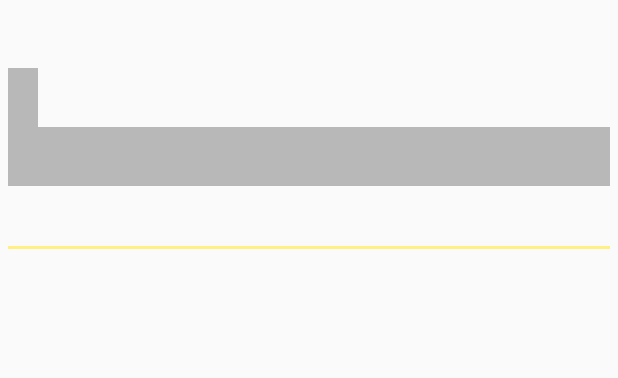
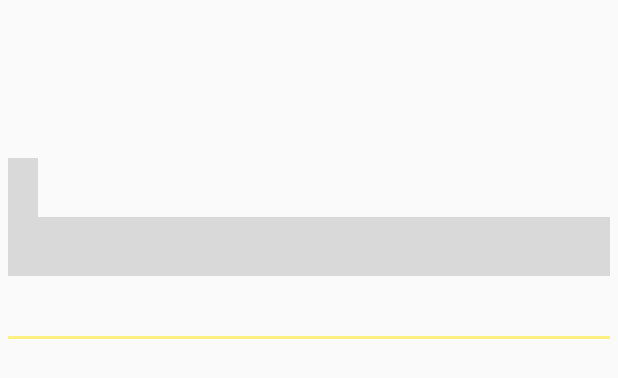
Before and after one commit to k-sae/MovieApp, an Android app: the layout movie_review.xml on its own in the app's theme, with its tools: preview values and no code run, on a phone screen of 412 x 824 dp. Shown: the top 378 px of the screen. Run offline under Robolectric (Android 15) with nearby library versions, the phone set to English and light mode, and no system bars.

Commit message:
remove some unnecessary code from older commits

```diff
--- a/app/src/main/java/com/example/kemo/movieapp/DetailsActivityFragment.java
+++ b/app/src/main/java/com/example/kemo/movieapp/DetailsActivityFragment.java
@@ -34,14 +34,12 @@ public class DetailsActivityFragment extends Fragment {
 
         View view = inflater.inflate(R.layout.fragment_details, container, false);
         //get the movie View
-        View movieDetailsView = inflater.inflate(R.layout.movie_details, container, false);
-//        movieDetailsView = setLayout(movieDetailsView,container);
         //initialize arrayList
         ArrayList<Object> objects = new ArrayList<>();
         //add movie to this arrayList
         objects.add(movie);
         //pass this array list to the adapter
-        detailsAdapter = new DetailsAdapter(getActivity(),objects,movieDetailsView);
+        detailsAdapter = new DetailsAdapter(getActivity(),objects);
         ListView listView = (ListView) view.findViewById(R.id.details_listView);
         //bind the list to the adapter
         listView.setAdapter(detailsAdapter);
--- a/app/src/main/java/com/example/kemo/movieapp/DetailsAdapter.java
+++ b/app/src/main/java/com/example/kemo/movieapp/DetailsAdapter.java
@@ -26,14 +26,12 @@ import java.util.ArrayList;
 public class DetailsAdapter extends BaseAdapter {
     private Context context;
     private ArrayList<Object> items;
-    private View movieView;
     private boolean isInFavourites;
     FlowLayout trailersViewer;
-    public DetailsAdapter(Context context, ArrayList<Object> items, View movieView)
+    public DetailsAdapter(Context context, ArrayList<Object> items)
     {
         this.items = items;
         this.context = context;
-        this.movieView = movieView;
     }
     @Override
     public int getCount() {
--- a/app/src/main/java/com/example/kemo/movieapp/MainActivity.java
+++ b/app/src/main/java/com/example/kemo/movieapp/MainActivity.java
@@ -30,19 +30,14 @@ public class MainActivity extends AppCompatActivity implements MovieAppActivity
 
     @Override
     public boolean onCreateOptionsMenu(Menu menu) {
-        // Inflate the menu; this adds items to the action bar if it is present.
         getMenuInflater().inflate(R.menu.menu_main, menu);
         return true;
     }
 
     @Override
     public boolean onOptionsItemSelected(MenuItem item) {
-        // Handle action bar item clicks here. The action bar will
-        // automatically handle clicks on the Home/Up button, so long
-        // as you specify a parent activity in AndroidManifest.xml.
         int id = item.getItemId();
 
-        //noinspection SimplifiableIfStatement
         if (id == R.id.action_settings) {
             Intent intent = new Intent(this, SettingsActivity.class);
             startActivity(intent);
--- a/app/src/main/res/layout/movie_review.xml
+++ b/app/src/main/res/layout/movie_review.xml
@@ -2,12 +2,12 @@
 <LinearLayout xmlns:android="http://schemas.android.com/apk/res/android"
               android:orientation="vertical"
               android:padding="5dp"
-              android:layout_marginTop="40dp"
+              android:layout_marginTop="100dp"
               android:layout_width="match_parent"
               android:layout_height="match_parent">
-<TextView android:layout_width="wrap_content" android:padding="10dp" android:layout_height="wrap_content" android:background="#4000" android:id="@+id/review_author_textView"
+<TextView android:layout_width="wrap_content" android:padding="10dp" android:layout_height="wrap_content" android:background="#2000" android:id="@+id/review_author_textView"
           android:textColor="@color/fontColor"/>
-<TextView android:layout_width="match_parent" android:padding="10dp" android:background="#4000" android:layout_height="wrap_content" android:id="@+id/review_content_textView"
+<TextView android:layout_width="match_parent" android:padding="10dp" android:background="#2000" android:layout_height="wrap_content" android:id="@+id/review_content_textView"
           android:textColor="@color/fontColor"/>
     <View android:layout_height="2dp" android:layout_width="match_parent" android:background="@color/colorAccent" android:layout_marginTop="40dp"/>
 </LinearLayout>
```
